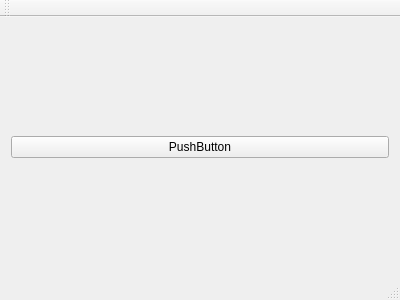
Above: qt/mainwindow.ui from enra64/SimpleSimpleNoteClient before the change. Below: the same form after it.
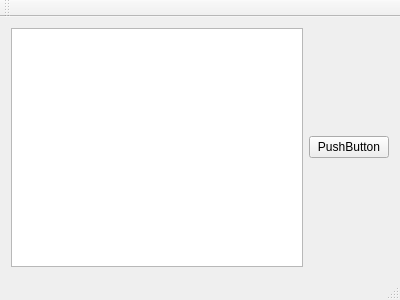
That is the form after the change.

Commit message: added a bunch of new code to support loading note lists.

```diff
--- a/qt/mainwindow.ui
+++ b/qt/mainwindow.ui
@@ -17,6 +17,9 @@
    <layout class="QGridLayout" name="gridLayout">
     <item row="0" column="0">
      <layout class="QHBoxLayout" name="horizontalLayout">
+      <item>
+       <widget class="QListView" name="listView"/>
+      </item>
       <item>
        <widget class="QPushButton" name="pushButton">
         <property name="text">
```
The commit also changes 13 other files.
